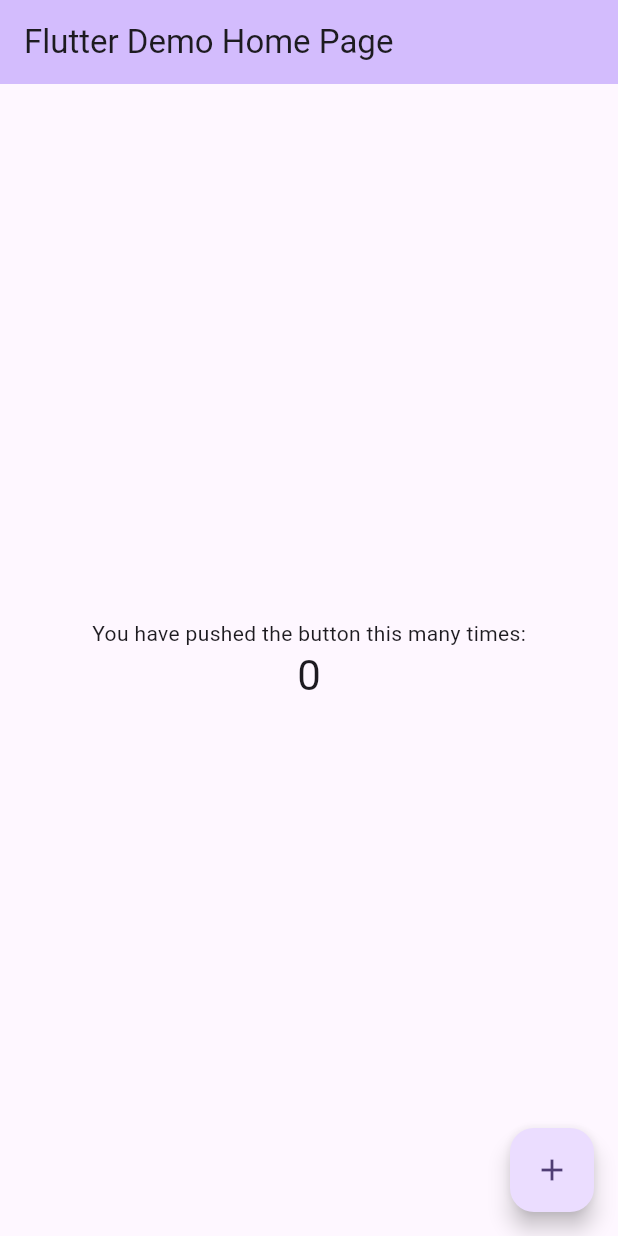
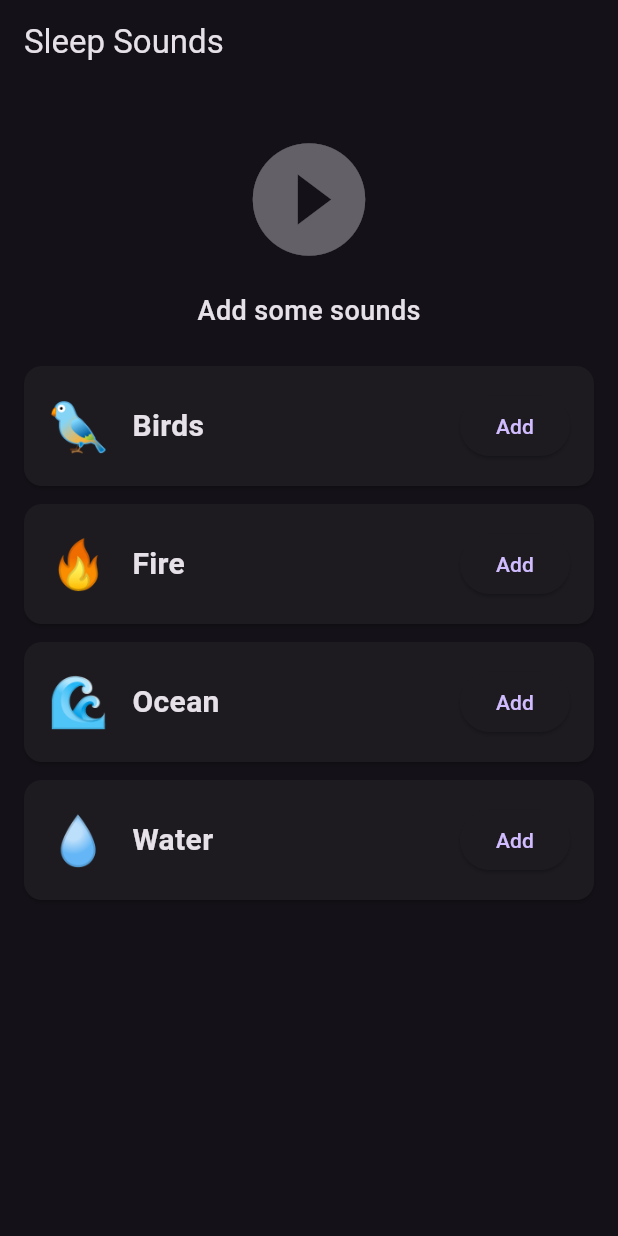
Before and after one commit to RuneSmedhaugen/sleephelp-app, a Flutter app: the screen it shows after launch, on a phone screen of 412 x 824 dp. Run offline on Flutter 3.47's test engine with Material 3 defaults, Android fonts, the phone set to English and light mode, and no system bars; our stand-ins replace audioplayers.

Commit message:
migration to new dir, playscreen, sounds

```diff
--- a/sleepapp/lib/main.dart
+++ b/sleepapp/lib/main.dart
@@ -1,122 +1,20 @@
 import 'package:flutter/material.dart';
+import 'screens/player_screen.dart';
 
 void main() {
-  runApp(const MyApp());
+  runApp(const SleepSoundsApp());
 }
 
-class MyApp extends StatelessWidget {
-  const MyApp({super.key});
+class SleepSoundsApp extends StatelessWidget {
+  const SleepSoundsApp({super.key});
 
-  // This widget is the root of your application.
   @override
   Widget build(BuildContext context) {
     return MaterialApp(
-      title: 'Flutter Demo',
-      theme: ThemeData(
-        // This is the theme of your application.
-        //
-        // TRY THIS: Try running your application with "flutter run". You'll see
-        // the application has a purple toolbar. Then, without quitting the app,
-        // try changing the seedColor in the colorScheme below to Colors.green
-        // and then invoke "hot reload" (save your changes or press the "hot
-        // reload" button in a Flutter-supported IDE, or press "r" if you used
-        // the command line to start the app).
-        //
-        // Notice that the counter didn't reset back to zero; the application
-        // state is not lost during the reload. To reset the state, use hot
-        // restart instead.
-        //
-        // This works for code too, not just values: Most code changes can be
-        // tested with just a hot reload.
-        colorScheme: .fromSeed(seedColor: Colors.deepPurple),
-      ),
-      home: const MyHomePage(title: 'Flutter Demo Home Page'),
+      title: 'Sleep Sounds',
+      debugShowCheckedModeBanner: false,
+      theme: ThemeData.dark(),
+      home: const PlayerScreen(),
     );
   }
 }
-
-class MyHomePage extends StatefulWidget {
-  const MyHomePage({super.key, required this.title});
-
-  // This widget is the home page of your application. It is stateful, meaning
-  // that it has a State object (defined below) that contains fields that affect
-  // how it looks.
-
-  // This class is the configuration for the state. It holds the values (in this
-  // case the title) provided by the parent (in this case the App widget) and
-  // used by the build method of the State. Fields in a Widget subclass are
-  // always marked "final".
-
-  final String title;
-
-  @override
-  State<MyHomePage> createState() => _MyHomePageState();
-}
-
-class _MyHomePageState extends State<MyHomePage> {
-  int _counter = 0;
-
-  void _incrementCounter() {
-    setState(() {
-      // This call to setState tells the Flutter framework that something has
-      // changed in this State, which causes it to rerun the build method below
-      // so that the display can reflect the updated values. If we changed
-      // _counter without calling setState(), then the build method would not be
-      // called again, and so nothing would appear to happen.
-      _counter++;
-    });
-  }
-
-  @override
-  Widget build(BuildContext context) {
-    // This method is rerun every time setState is called, for instance as done
-    // by the _incrementCounter method above.
-    //
-    // The Flutter framework has been optimized to make rerunning build methods
-    // fast, so that you can just rebuild anything that needs updating rather
-    // than having to individually change instances of widgets.
-    return Scaffold(
-      appBar: AppBar(
-        // TRY THIS: Try changing the color here to a specific color (to
-        // Colors.amber, perhaps?) and trigger a hot reload to see the AppBar
-        // change color while the other colors stay the same.
-        backgroundColor: Theme.of(context).colorScheme.inversePrimary,
-        // Here we take the value from the MyHomePage object that was created by
-        // the App.build method, and use it to set our appbar title.
-        title: Text(widget.title),
-      ),
-      body: Center(
-        // Center is a layout widget. It takes a single child and positions it
-        // in the middle of the parent.
-        child: Column(
-          // Column is also a layout widget. It takes a list of children and
-          // arranges them vertically. By default, it sizes itself to fit its
-          // children horizontally, and tries to be as tall as its parent.
-          //
-          // Column has various properties to control how it sizes itself and
-          // how it positions its children. Here we use mainAxisAlignment to
-          // center the children vertically; the main axis here is the vertical
-          // axis because Columns are vertical (the cross axis would be
-          // horizontal).
-          //
-          // TRY THIS: Invoke "debug painting" (choose the "Toggle Debug Paint"
-          // action in the IDE, or press "p" in the console), to see the
-          // wireframe for each widget.
-          mainAxisAlignment: .center,
-          children: [
-            const Text('You have pushed the button this many times:'),
-            Text(
-              '$_counter',
-              style: Theme.of(context).textTheme.headlineMedium,
-            ),
-          ],
-        ),
-      ),
-      floatingActionButton: FloatingActionButton(
-        onPressed: _incrementCounter,
-        tooltip: 'Increment',
-        child: const Icon(Icons.add),
-      ),
-    );
-  }
-}
--- /dev/null
+++ b/sleepapp/lib/models/sound.dart
@@ -0,0 +1,15 @@
+class Sound {
+  final String id;
+  final String name;
+  final String assetPath;
+  double volume;
+  bool isMuted;
+
+  Sound({
+    required this.id,
+    required this.name,
+    required this.assetPath,
+    this.volume = 1.0,
+    this.isMuted = false,
+  });
+}
--- /dev/null
+++ b/sleepapp/lib/screens/player_screen.dart
@@ -0,0 +1,343 @@
+import 'dart:convert';
+
+import 'package:audioplayers/audioplayers.dart';
+import 'package:flutter/material.dart';
+import 'package:flutter/services.dart';
+
+class PlayerScreen extends StatefulWidget {
+  const PlayerScreen({super.key});
+
+  @override
+  State<PlayerScreen> createState() => _PlayerScreenState();
+}
+
+class _PlayerScreenState extends State<PlayerScreen> {
+  // All sounds loaded from sounds.json
+  List<Map<String, dynamic>> _sounds = [];
+
+  // Active AudioPlayers, one for each selected sound
+  final Map<String, AudioPlayer> _players = {};
+
+  // Volume for each sound
+  final Map<String, double> _volumes = {};
+
+  // Whether each sound has been added
+  final Set<String> _selectedSounds = {};
+
+  bool _isPlaying = false;
+  bool _isLoading = true;
+
+  @override
+  void initState() {
+    super.initState();
+    _loadSounds();
+  }
+
+  Future<void> _loadSounds() async {
+    try {
+      final jsonString =
+          await rootBundle.loadString('assets/sounds.json');
+
+      final List<dynamic> jsonData = jsonDecode(jsonString);
+
+      setState(() {
+        _sounds = jsonData
+            .map((sound) => Map<String, dynamic>.from(sound))
+            .toList();
+
+        // Default volume for every sound
+        for (final sound in _sounds) {
+          _volumes[sound['file']] = 1.0;
+        }
+
+        _isLoading = false;
+      });
+    } catch (e) {
+      debugPrint('Failed to load sounds: $e');
+
+      setState(() {
+        _isLoading = false;
+      });
+    }
+  }
+
+Future<void> _addSound(Map<String, dynamic> sound) async {
+  final file = sound['file'] as String;
+
+  if (_selectedSounds.contains(file)) {
+    return;
+  }
+
+  final player = AudioPlayer();
+
+final audioContext = AudioContextConfig(
+  focus: AudioContextConfigFocus.mixWithOthers,
+).build();
+
+await player.setAudioContext(audioContext);
+
+  await player.setReleaseMode(ReleaseMode.loop);
+  await player.setVolume(_volumes[file] ?? 1.0);
+
+  setState(() {
+    _players[file] = player;
+    _selectedSounds.add(file);
+  });
+
+  if (_isPlaying) {
+    await player.play(
+      AssetSource('sounds/$file'),
+      volume: _volumes[file] ?? 1.0,
+    );
+
+    await player.setReleaseMode(ReleaseMode.loop);
+  }
+}
+
+  Future<void> _removeSound(String file) async {
+    final player = _players[file];
+
+    if (player != null) {
+      await player.stop();
+      await player.dispose();
+    }
+
+    setState(() {
+      _players.remove(file);
+      _selectedSounds.remove(file);
+    });
+  }
+
+  Future<void> _togglePlayback() async {
+    if (_selectedSounds.isEmpty) {
+      return;
+    }
+
+    if (_isPlaying) {
+      for (final player in _players.values) {
+        await player.pause();
+      }
+
+      setState(() {
+        _isPlaying = false;
+      });
+    } else {
+      for (final entry in _players.entries) {
+        await entry.value.play(
+          AssetSource('sounds/${entry.key}'),
+          volume: _volumes[entry.key] ?? 1.0,
+        );
+
+        await entry.value.setReleaseMode(ReleaseMode.loop);
+      }
+
+      setState(() {
+        _isPlaying = true;
+      });
+    }
+  }
+
+  Future<void> _changeVolume(String file, double value) async {
+    setState(() {
+      _volumes[file] = value;
+    });
+
+    final player = _players[file];
+
+    if (player != null) {
+      await player.setVolume(value);
+    }
+  }
+
+  Future<void> _stopAll() async {
+    for (final player in _players.values) {
+      await player.stop();
+
+      // Reset the source so resume() starts it again
+      final file = _players.entries
+          .firstWhere(
+            (entry) => entry.value == player,
+          )
+          .key;
+
+      await player.setSource(
+        AssetSource('sounds/$file'),
+      );
+
+      await player.setReleaseMode(ReleaseMode.loop);
+      await player.setVolume(_volumes[file] ?? 1.0);
+    }
+
+    setState(() {
+      _isPlaying = false;
+    });
+  }
+
+  @override
+  void dispose() {
+    for (final player in _players.values) {
+      player.dispose();
+    }
+
+    super.dispose();
+  }
+
+  @override
+  Widget build(BuildContext context) {
+    return Scaffold(
+      appBar: AppBar(
+        title: const Text('Sleep Sounds'),
+      ),
+      body: _isLoading
+          ? const Center(
+              child: CircularProgressIndicator(),
+            )
+          : _sounds.isEmpty
+              ? const Center(
+                  child: Text('No sounds found.'),
+                )
+              : Column(
+                  children: [
+                    const SizedBox(height: 24),
+
+                    // Main play button
+                    IconButton(
+                      onPressed: _selectedSounds.isEmpty
+                          ? null
+                          : _togglePlayback,
+                      iconSize: 90,
+                      icon: Icon(
+                        _isPlaying
+                            ? Icons.pause_circle_filled
+                            : Icons.play_circle_filled,
+                      ),
+                    ),
+
+                    const SizedBox(height: 8),
+
+                    Text(
+                      _selectedSounds.isEmpty
+                          ? 'Add some sounds'
+                          : _isPlaying
+                              ? 'Playing'
+                              : 'Paused',
+                      style: const TextStyle(
+                        fontSize: 18,
+                        fontWeight: FontWeight.w500,
+                      ),
+                    ),
+
+                    const SizedBox(height: 24),
+
+                    // Sound list
+                    Expanded(
+                      child: ListView.builder(
+                        padding: const EdgeInsets.symmetric(
+                          horizontal: 16,
+                        ),
+                        itemCount: _sounds.length,
+                        itemBuilder: (context, index) {
+                          final sound = _sounds[index];
+
+                          final file = sound['file'] as String;
+                          final name = sound['name'] as String;
+                          final icon = sound['icon'] as String;
+
+                          final isSelected =
+                              _selectedSounds.contains(file);
+
+                          final volume =
+                              _volumes[file] ?? 1.0;
+
+                          return Card(
+                            margin: const EdgeInsets.only(
+                              bottom: 12,
+                            ),
+                            child: Padding(
+                              padding: const EdgeInsets.all(16),
+                              child: Column(
+                                children: [
+                                  Row(
+                                    children: [
+                                      Text(
+                                        icon,
+                                        style: const TextStyle(
+                                          fontSize: 32,
+                                        ),
+                                      ),
+
+                                      const SizedBox(width: 16),
+
+                                      Expanded(
+                                        child: Text(
+                                          name,
+                                          style: const TextStyle(
+                                            fontSize: 20,
+                                            fontWeight:
+                                                FontWeight.bold,
+                                          ),
+                                        ),
+                                      ),
+
+                                      ElevatedButton(
+                                        onPressed: isSelected
+                                            ? () =>
+                                                _removeSound(file)
+                                            : () =>
+                                                _addSound(sound),
+                                        child: Text(
+                                          isSelected
+                                              ? 'Remove'
+                                              : 'Add',
+                                        ),
+                                      ),
+                                    ],
+                                  ),
+
+                                  if (isSelected) ...[
+                                    const SizedBox(height: 12),
+
+                                    Row(
+                                      children: [
+                                        const Icon(
+                                          Icons.volume_down,
+                                        ),
+
+                                        Expanded(
+                                          child: Slider(
+                                            value: volume,
+                                            min: 0,
+                                            max: 1,
+                                            onChanged: (value) =>
+                                                _changeVolume(
+                                              file,
+                                              value,
+                                            ),
+                                          ),
+                                        ),
+
+                                        const Icon(
+                                          Icons.volume_up,
+                                        ),
+                                      ],
+                                    ),
+
+                                    Text(
+                                      '${(volume * 100).round()}%',
+                                      style: const TextStyle(
+                                        fontSize: 12,
+                                      ),
+                                    ),
+                                  ],
+                                ],
+                              ),
+                            ),
+                          );
+                        },
+                      ),
+                    ),
+                  ],
+                ),
+    );
+  }
+}
--- a/sleepapp/pubspec.yaml
+++ b/sleepapp/pubspec.yaml
@@ -34,7 +34,7 @@ dependencies:
   # The following adds the Cupertino Icons font to your application.
   # Use with the CupertinoIcons class for iOS style icons.
   cupertino_icons: ^1.0.8
-
+  audioplayers: ^6.8.1
 dev_dependencies:
   flutter_test:
     sdk: flutter
@@ -57,6 +57,10 @@ flutter:
   # the material Icons class.
   uses-material-design: true
 
+  assets:
+    - assets/sounds/
+    - assets/sounds.json
+|
   # To add assets to your application, add an assets section, like this:
   # assets:
   #   - images/a_dot_burr.jpeg
```
Also changed, not shown: sleepapp/assets/sounds.json (added, +22 -0 lines), sleepapp/lib/screens/home_screen.dart (added, +20 -0 lines), sleepapp/pubspec.lock, 7 other files.
